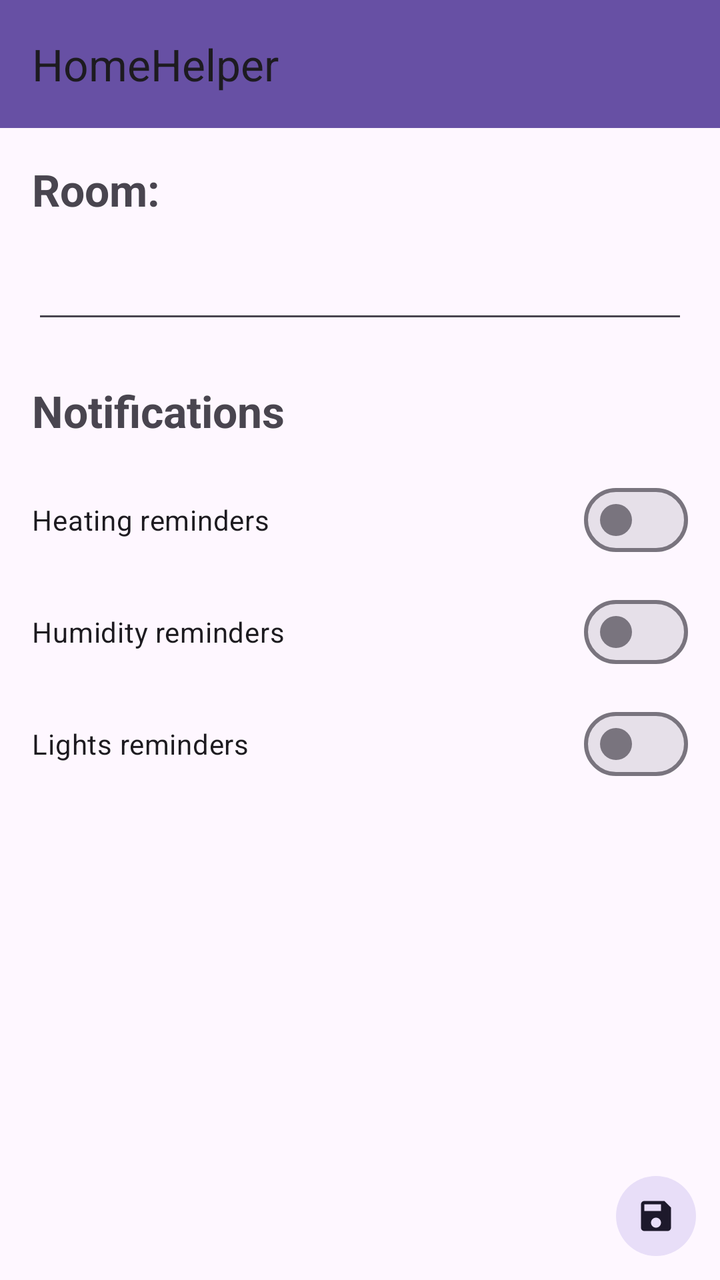
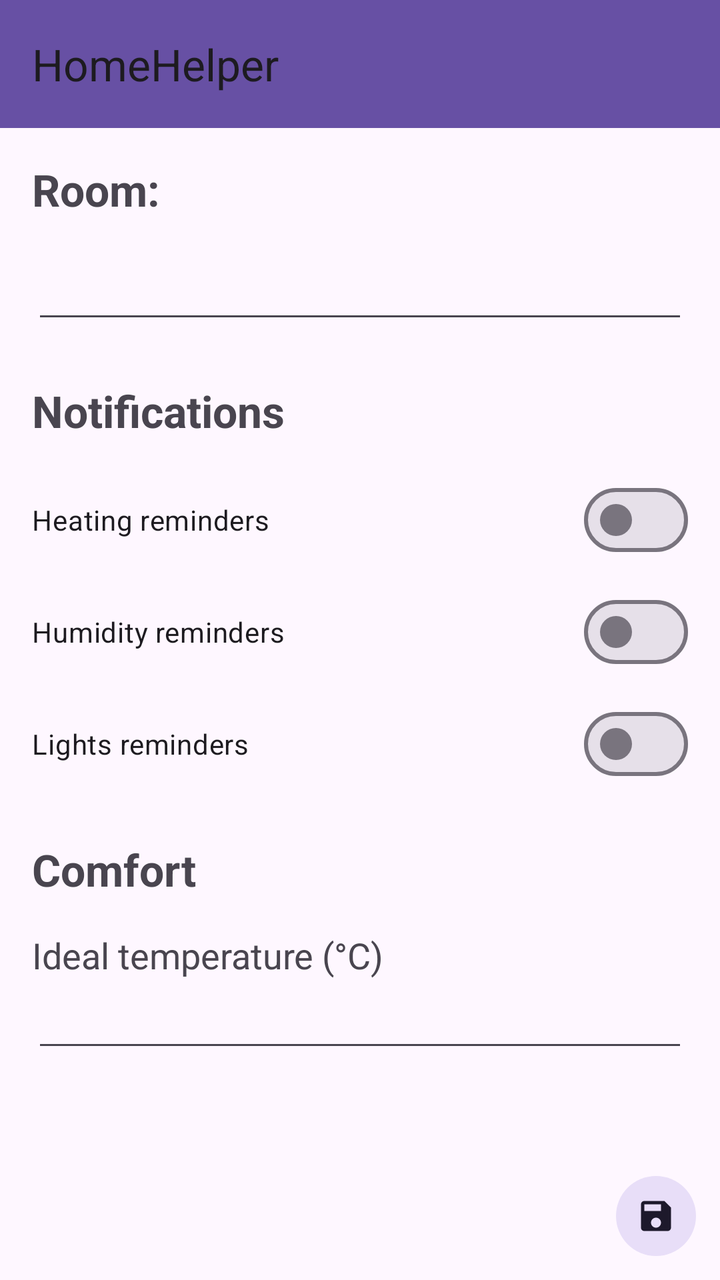

Screens rendered from an Android XML layout before and after an edit, with the pre-edit source and the edit as a unified diff.
<!-- AndroidManifest.xml: application theme Theme.HomeHelper -->
<!-- res/layout/activity_edit_sensor_node.xml -->
<?xml version="1.0" encoding="utf-8"?>
<androidx.constraintlayout.widget.ConstraintLayout xmlns:android="http://schemas.android.com/apk/res/android"
    xmlns:app="http://schemas.android.com/apk/res-auto"
    xmlns:tools="http://schemas.android.com/tools"
    android:id="@+id/main"
    android:layout_width="match_parent"
    android:layout_height="match_parent"
    tools:context=".EditSensorNodeActivity">

    <com.google.android.material.appbar.MaterialToolbar
        android:id="@+id/toolbar"
        android:layout_width="match_parent"
        android:layout_height="wrap_content"
        android:background="?attr/colorPrimary"
        app:title="HomeHelper"
        app:layout_constraintTop_toTopOf="parent" />

    <TextView
        android:id="@+id/roomLabel"
        android:layout_width="0dp"
        android:layout_height="wrap_content"
        android:layout_margin="16dp"
        android:text="@string/room"
        android:textSize="22sp"
        android:textStyle="bold"
        app:layout_constraintEnd_toEndOf="parent"
        app:layout_constraintStart_toStartOf="parent"
        app:layout_constraintTop_toBottomOf="@id/toolbar" />

    <EditText
        android:id="@+id/roomInput"
        android:layout_width="0dp"
        android:layout_height="wrap_content"
        android:layout_margin="16dp"
        android:inputType="text"
        app:layout_constraintEnd_toEndOf="parent"
        app:layout_constraintStart_toStartOf="parent"
        app:layout_constraintTop_toBottomOf="@id/roomLabel" />

    <TextView
        android:id="@+id/notificationsLabel"
        android:layout_width="0dp"
        android:layout_height="wrap_content"
        android:layout_marginStart="16dp"
        android:layout_marginTop="24dp"
        android:layout_marginEnd="16dp"
        android:text="@string/notifications"
        android:textSize="22sp"
        android:textStyle="bold"
        app:layout_constraintEnd_toEndOf="parent"
        app:layout_constraintStart_toStartOf="parent"
        app:layout_constraintTop_toBottomOf="@id/roomInput" />

    <com.google.android.material.materialswitch.MaterialSwitch
        android:id="@+id/switchHeating"
        android:layout_width="0dp"
        android:layout_height="wrap_content"
        android:layout_marginStart="16dp"
        android:layout_marginTop="16dp"
        android:layout_marginEnd="16dp"
        android:text="@string/heating_title"
        app:layout_constraintEnd_toEndOf="parent"
        app:layout_constraintStart_toStartOf="parent"
        app:layout_constraintTop_toBottomOf="@id/notificationsLabel" />

    <com.google.android.material.materialswitch.MaterialSwitch
        android:id="@+id/switchHumidity"
        android:layout_width="0dp"
        android:layout_height="wrap_content"
        android:layout_marginStart="16dp"
        android:layout_marginTop="8dp"
        android:layout_marginEnd="16dp"
        android:text="@string/humidity_title"
        app:layout_constraintEnd_toEndOf="parent"
        app:layout_constraintStart_toStartOf="parent"
        app:layout_constraintTop_toBottomOf="@id/switchHeating" />

    <com.google.android.material.materialswitch.MaterialSwitch
        android:id="@+id/switchLights"
        android:layout_width="0dp"
        android:layout_height="wrap_content"
        android:layout_marginStart="16dp"
        android:layout_marginTop="8dp"
        android:layout_marginEnd="16dp"
        android:text="@string/lights_title"
        app:layout_constraintEnd_toEndOf="parent"
        app:layout_constraintStart_toStartOf="parent"
        app:layout_constraintTop_toBottomOf="@id/switchHumidity" />

    <com.google.android.material.button.MaterialButton
        android:id="@+id/save"
        android:layout_width="wrap_content"
        android:layout_height="wrap_content"
        android:layout_margin="8dp"
        style="@style/Widget.Material3.Button.IconButton.Filled.Tonal"
        app:icon="@drawable/ic_save"
        app:layout_constraintBottom_toBottomOf="parent"
        app:layout_constraintEnd_toEndOf="parent"/>

</androidx.constraintlayout.widget.ConstraintLayout>
<!-- resources referenced by this layout -->
<resources>
  <!-- drawable ic_save (drawable) -->
  <vector xmlns:android="http://schemas.android.com/apk/res/android" android:height="24dp" android:tint="#000000" android:viewportHeight="24" android:viewportWidth="24" android:width="24dp">
        
      <path android:fillColor="@android:color/white" android:pathData="M17,3L5,3c-1.11,0 -2,0.9 -2,2v14c0,1.1 0.89,2 2,2h14c1.1,0 2,-0.9 2,-2L21,7l-4,-4zM12,19c-1.66,0 -3,-1.34 -3,-3s1.34,-3 3,-3 3,1.34 3,3 -1.34,3 -3,3zM15,9L5,9L5,5h10v4z"/>
      
  </vector>
  <string name="heating_title">Heating reminders</string>
  <string name="humidity_title">Humidity reminders</string>
  <string name="lights_title">Lights reminders</string>
  <string name="notifications">Notifications</string>
  <string name="room">Room:</string>
  <style name="Theme.HomeHelper" parent="Base.Theme.HomeHelper" />
  <style name="Base.Theme.HomeHelper" parent="Theme.Material3.DayNight.NoActionBar">
          
          
      </style>
</resources>

<!-- the commit's change to res/layout/activity_edit_sensor_node.xml (unified diff, before → after) -->
@@ -87,6 +87,44 @@
         app:layout_constraintStart_toStartOf="parent"
         app:layout_constraintTop_toBottomOf="@id/switchHumidity" />
 
+    <TextView
+        android:id="@+id/comfortLabel"
+        android:layout_width="0dp"
+        android:layout_height="wrap_content"
+        android:layout_marginStart="16dp"
+        android:layout_marginTop="24dp"
+        android:layout_marginEnd="16dp"
+        android:text="@string/comfort"
+        android:textSize="22sp"
+        android:textStyle="bold"
+        app:layout_constraintEnd_toEndOf="parent"
+        app:layout_constraintStart_toStartOf="parent"
+        app:layout_constraintTop_toBottomOf="@id/switchLights" />
+
+    <TextView
+        android:id="@+id/idealTemperatureLabel"
+        android:layout_width="0dp"
+        android:layout_height="wrap_content"
+        android:layout_marginStart="16dp"
+        android:layout_marginTop="16dp"
+        android:layout_marginEnd="16dp"
+        android:text="Ideal temperature (°C)"
+        android:textSize="18sp"
+        app:layout_constraintEnd_toEndOf="parent"
+        app:layout_constraintStart_toStartOf="parent"
+        app:layout_constraintTop_toBottomOf="@id/comfortLabel" />
+
+    <EditText
+        android:id="@+id/idealTemperatureInput"
+        android:layout_width="0dp"
+        android:layout_height="wrap_content"
+        android:layout_marginStart="16dp"
+        android:layout_marginEnd="16dp"
+        android:inputType="numberDecimal"
+        app:layout_constraintEnd_toEndOf="parent"
+        app:layout_constraintStart_toStartOf="parent"
+        app:layout_constraintTop_toBottomOf="@id/idealTemperatureLabel" />
+
     <com.google.android.material.button.MaterialButton
         android:id="@+id/save"
         android:layout_width="wrap_content"
<!-- resource entries referenced after the edit -->
@@ -6,6 +6,7 @@
       <path android:fillColor="@android:color/white" android:pathData="M17,3L5,3c-1.11,0 -2,0.9 -2,2v14c0,1.1 0.89,2 2,2h14c1.1,0 2,-0.9 2,-2L21,7l-4,-4zM12,19c-1.66,0 -3,-1.34 -3,-3s1.34,-3 3,-3 3,1.34 3,3 -1.34,3 -3,3zM15,9L5,9L5,5h10v4z"/>
       
   </vector>
+  <string name="comfort">Comfort</string>
   <string name="heating_title">Heating reminders</string>
   <string name="humidity_title">Humidity reminders</string>
   <string name="lights_title">Lights reminders</string>
